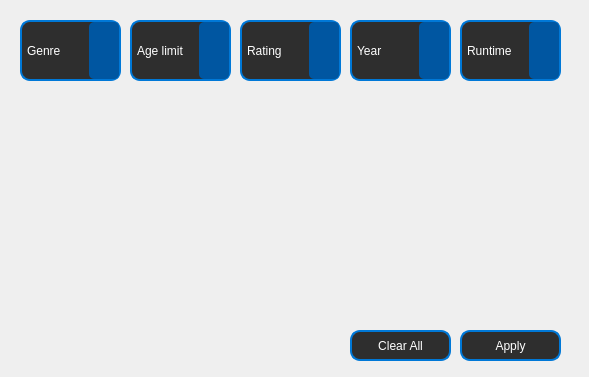
Qt form source/interface/FiltersWindow.ui (ValldemarXorin/Labs-2-cours) before a commit.
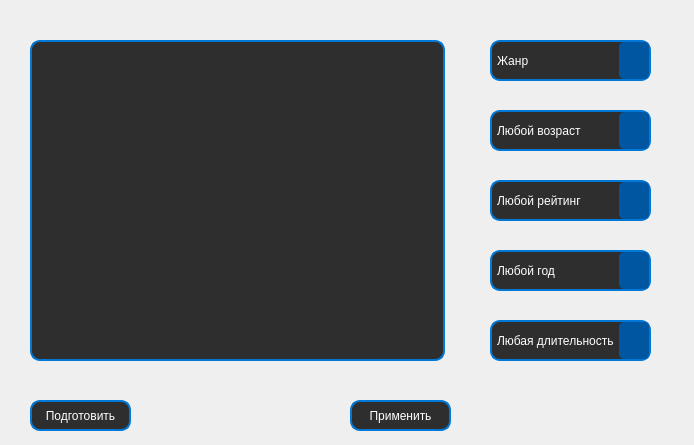
The same form after that commit.

What changed in the file:
```diff
--- a/source/interface/FiltersWindow.ui
+++ b/source/interface/FiltersWindow.ui
@@ -6,8 +6,8 @@
    <rect>
     <x>0</x>
     <y>0</y>
-    <width>589</width>
-    <height>377</height>
+    <width>694</width>
+    <height>445</height>
    </rect>
   </property>
   <property name="windowTitle">
@@ -24,10 +24,10 @@
   <widget class="QComboBox" name="GenreFilter">
    <property name="geometry">
     <rect>
-     <x>20</x>
-     <y>20</y>
-     <width>101</width>
-     <height>61</height>
+     <x>490</x>
+     <y>40</y>
+     <width>161</width>
+     <height>41</height>
     </rect>
    </property>
    <property name="styleSheet">
@@ -53,10 +53,14 @@
 
 QComboBox:hover {
     border: 2px solid #0056a1; /* Цвет границы при наведении */
-}</string>
+}
+</string>
+   </property>
+   <property name="editable">
+    <bool>false</bool>
    </property>
    <property name="placeholderText">
-    <string>Genre</string>
+    <string>Жанр</string>
    </property>
    <item>
     <property name="text">
@@ -132,10 +136,10 @@
   <widget class="QComboBox" name="AgeLimitFilter">
    <property name="geometry">
     <rect>
-     <x>130</x>
-     <y>20</y>
-     <width>101</width>
-     <height>61</height>
+     <x>490</x>
+     <y>110</y>
+     <width>161</width>
+     <height>41</height>
     </rect>
    </property>
    <property name="styleSheet">
@@ -165,7 +169,7 @@
 </string>
    </property>
    <property name="placeholderText">
-    <string>Age limit</string>
+    <string/>
    </property>
    <item>
     <property name="text">
@@ -206,10 +210,10 @@
   <widget class="QComboBox" name="RatingFilter">
    <property name="geometry">
     <rect>
-     <x>240</x>
-     <y>20</y>
-     <width>101</width>
-     <height>61</height>
+     <x>490</x>
+     <y>180</y>
+     <width>161</width>
+     <height>41</height>
     </rect>
    </property>
    <property name="styleSheet">
@@ -238,7 +242,7 @@
 }</string>
    </property>
    <property name="placeholderText">
-    <string>Rating</string>
+    <string/>
    </property>
    <item>
     <property name="text">
@@ -259,10 +263,10 @@
   <widget class="QComboBox" name="YearFilter">
    <property name="geometry">
     <rect>
-     <x>350</x>
-     <y>20</y>
-     <width>101</width>
-     <height>61</height>
+     <x>490</x>
+     <y>250</y>
+     <width>161</width>
+     <height>41</height>
     </rect>
    </property>
    <property name="styleSheet">
@@ -291,7 +295,7 @@
 }</string>
    </property>
    <property name="placeholderText">
-    <string>Year</string>
+    <string/>
    </property>
    <item>
     <property name="text">
@@ -312,10 +316,10 @@
   <widget class="QComboBox" name="RuntimeYear">
    <property name="geometry">
     <rect>
-     <x>460</x>
-     <y>20</y>
-     <width>101</width>
-     <height>61</height>
+     <x>490</x>
+     <y>320</y>
+     <width>161</width>
+     <height>41</height>
     </rect>
    </property>
    <property name="styleSheet">
@@ -343,8 +347,14 @@
     border: 2px solid #0056a1; /* Цвет границы при наведении */
 }</string>
    </property>
+   <property name="editable">
+    <bool>false</bool>
+   </property>
+   <property name="currentText">
+    <string>Любая длительность</string>
+   </property>
    <property name="placeholderText">
-    <string>Runtime</string>
+    <string/>
    </property>
    <item>
     <property name="text">
@@ -365,34 +375,8 @@
   <widget class="QPushButton" name="ApplyButton">
    <property name="geometry">
     <rect>
-     <x>460</x>
-     <y>330</y>
-     <width>101</width>
-     <height>31</height>
-    </rect>
-   </property>
-   <property name="styleSheet">
-    <string notr="true">QPushButton {
-    background-color: #2E2E2E; /* Темный фон */
-    color: #FFFFFF; /* Белый текст */
-    border: 2px solid #0078d7; /* Цвет границы */
-    border-radius: 10px; /* Закругленные углы */
-    padding: 5px; /* Отступы */
-}
-
-QPushButton:hover {
-    background-color: #1E1E1E; /* Цвет фона при наведении */
-}</string>
-   </property>
-   <property name="text">
-    <string>Apply</string>
-   </property>
-  </widget>
-  <widget class="QPushButton" name="ClearAllButton">
-   <property name="geometry">
-    <rect>
      <x>350</x>
-     <y>330</y>
+     <y>400</y>
      <width>101</width>
      <height>31</height>
     </rect>
@@ -411,7 +395,83 @@
 }</string>
    </property>
    <property name="text">
-    <string>Clear All</string>
+    <string>Применить</string>
+   </property>
+  </widget>
+  <widget class="QPushButton" name="PrepareButton">
+   <property name="geometry">
+    <rect>
+     <x>30</x>
+     <y>400</y>
+     <width>101</width>
+     <height>31</height>
+    </rect>
+   </property>
+   <property name="styleSheet">
+    <string notr="true">QPushButton {
+    background-color: #2E2E2E; /* Темный фон */
+    color: #FFFFFF; /* Белый текст */
+    border: 2px solid #0078d7; /* Цвет границы */
+    border-radius: 10px; /* Закругленные углы */
+    padding: 5px; /* Отступы */
+}
+
+QPushButton:hover {
+    background-color: #1E1E1E; /* Цвет фона при наведении */
+}</string>
+   </property>
+   <property name="text">
+    <string>Подготовить</string>
+   </property>
+  </widget>
+  <widget class="QListWidget" name="PrepareMovies">
+   <property name="geometry">
+    <rect>
+     <x>30</x>
+     <y>40</y>
+     <width>415</width>
+     <height>321</height>
+    </rect>
+   </property>
+   <property name="styleSheet">
+    <string notr="true">QListWidget {
+    background-color: #2E2E2E; /* Темный фон для списка */
+    border: 2px solid #0078d7; /* Цвет границы */
+    border-radius: 10px; /* Закругленные углы */
+    padding: 5px; /* Отступы */
+}
+
+QScrollBar:vertical, QScrollBar:horizontal {
+    width: 6px; /* Ширина вертикального скролла */
+    background-color: #1E1E1E; /* Цвет фона скролла */
+}
+
+QScrollBar::handle {
+    background-color: #0078d7; /* Цвет ползунка скролла */
+    border-radius: 3px; /* Закругленные углы ползунка */
+}
+
+QScrollBar::add-line, QScrollBar::sub-line {
+    background-color: transparent; /* Убираем стрелки прокрутки */
+}
+
+QListWidget::item {
+    background-color: #2E2E2E; /* Темный фон для элементов */
+    color: #FFFFFF; /* Белый текст */
+    padding: 10px; /* Отступы для элементов */
+    border: 1px solid #0078d7; /* Цвет границы элементов */
+    border-radius: 5px; /* Закругленные углы для элементов */
+}
+
+QListWidget::item:selected {
+    background-color: #0078d7; /* Цвет фона выбранного элемента */
+    color: #FFFFFF; /* Белый текст для выбранного элемента */
+}
+
+QListWidget::item:hover {
+    background-color: #1E1E1E; /* Цвет фона при наведении */
+}
+</string>
    </property>
   </widget>
  </widget>
```
Left out of the diff: 20 changed lines with no effect on the pictures.
